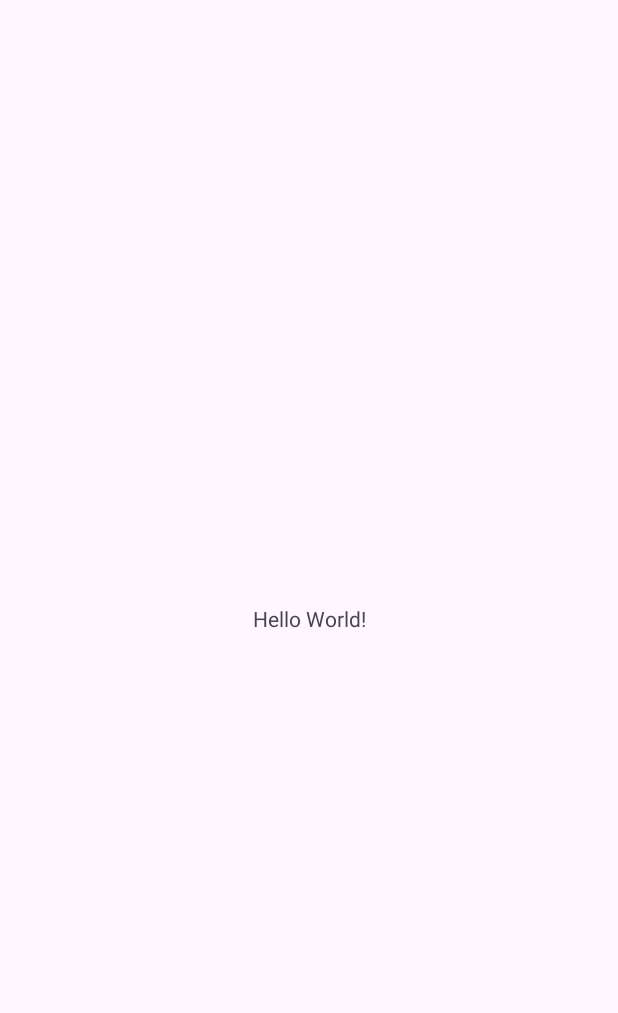
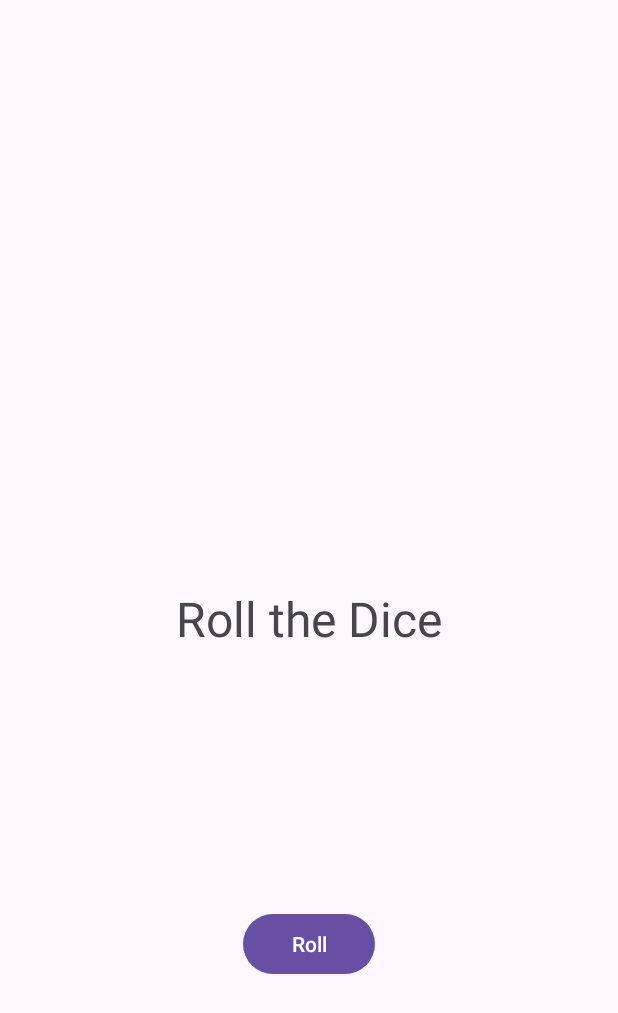
Before and after one commit to eun-24k/DiceMiniProject, an Android app: the screen it shows after launch (MainActivity), on a phone screen of 412 x 824 dp. Before the commit the part shown is almost empty. Shown: the top 1013 px of the screen. Run offline under Robolectric (Android 15) with nearby library versions, the phone set to English and light mode, and no system bars.

Commit message:
first commit

```diff
--- a/app/build.gradle.kts
+++ b/app/build.gradle.kts
@@ -5,7 +5,7 @@ plugins {
 
 android {
     namespace = "com.example.dice"
-    compileSdk = 33
+    compileSdk = 34
 
     defaultConfig {
         applicationId = "com.example.dice"
--- a/app/src/main/java/com/example/dice/MainActivity.kt
+++ b/app/src/main/java/com/example/dice/MainActivity.kt
@@ -2,10 +2,25 @@ package com.example.dice
 
 import androidx.appcompat.app.AppCompatActivity
 import android.os.Bundle
+import android.widget.Button
+import android.widget.TextView
+import java.util.Random
 
 class MainActivity : AppCompatActivity() {
     override fun onCreate(savedInstanceState: Bundle?) {
         super.onCreate(savedInstanceState)
         setContentView(R.layout.activity_main)
+
+        val tv_num = findViewById<TextView>(R.id.tv_number)
+        val btn_dice = findViewById<Button>(R.id.btn_roll)
+
+        btn_dice.setOnClickListener {
+            //1~6까지 랜덤 숫자를 얻는다.
+            val random = Random()
+            val num = random.nextInt(6) + 1 // 랜덤에서 들어오는 숫자기 0부터 시작이라 1에서 6까지의 값을 가져오려면 1을 더해주어야함.
+
+            // TextView에 표시한다.
+            tv_num.text = num.toString()
+        }
     }
 }
--- a/app/src/main/res/layout/activity_main.xml
+++ b/app/src/main/res/layout/activity_main.xml
@@ -7,12 +7,24 @@
     tools:context=".MainActivity">
 
     <TextView
+        android:id="@+id/tv_number"
         android:layout_width="wrap_content"
         android:layout_height="wrap_content"
-        android:text="Hello World!"
+        android:text="@string/roll_the_dice"
+        android:textSize="32sp"
         app:layout_constraintBottom_toBottomOf="parent"
         app:layout_constraintEnd_toEndOf="parent"
         app:layout_constraintStart_toStartOf="parent"
         app:layout_constraintTop_toTopOf="parent" />
 
+    <Button
+        android:id="@+id/btn_roll"
+        android:layout_width="wrap_content"
+        android:layout_height="wrap_content"
+        android:text="@string/roll"
+        app:layout_constraintBottom_toBottomOf="parent"
+        app:layout_constraintEnd_toEndOf="parent"
+        app:layout_constraintStart_toStartOf="parent"
+        app:layout_constraintTop_toBottomOf="@+id/tv_number" />
+
 </androidx.constraintlayout.widget.ConstraintLayout>
--- a/app/src/main/res/values/strings.xml
+++ b/app/src/main/res/values/strings.xml
@@ -1,3 +1,5 @@
 <resources>
     <string name="app_name">Dice</string>
+    <string name="roll_the_dice">Roll the Dice</string>
+    <string name="roll">Roll</string>
 </resources>
```
